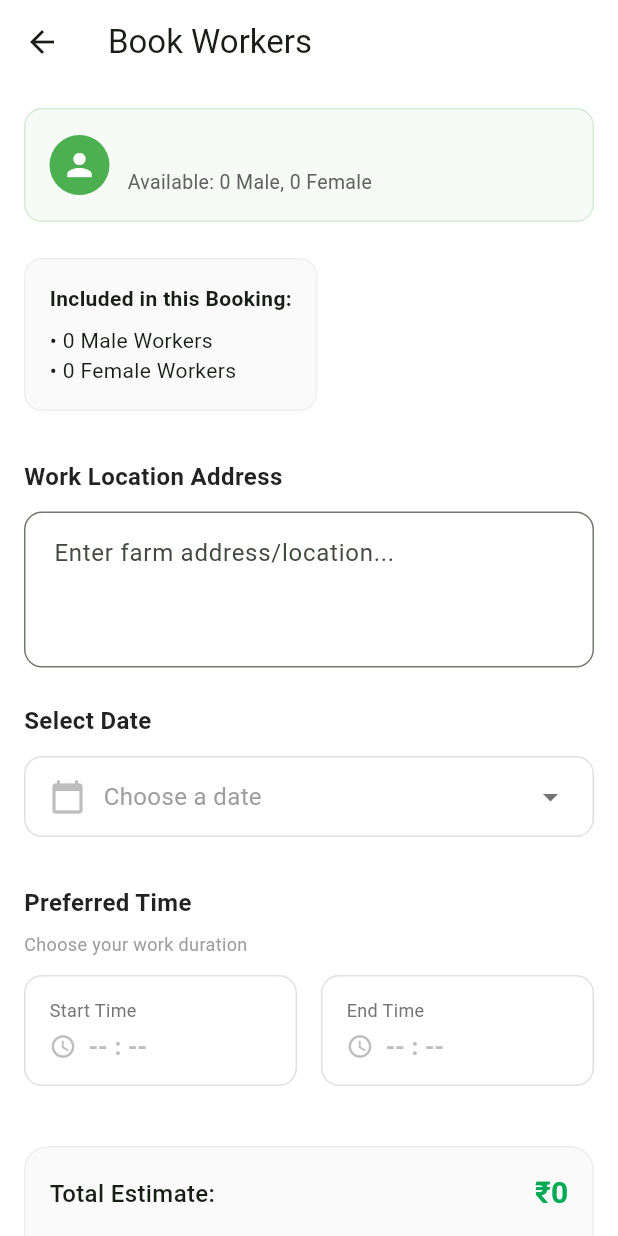
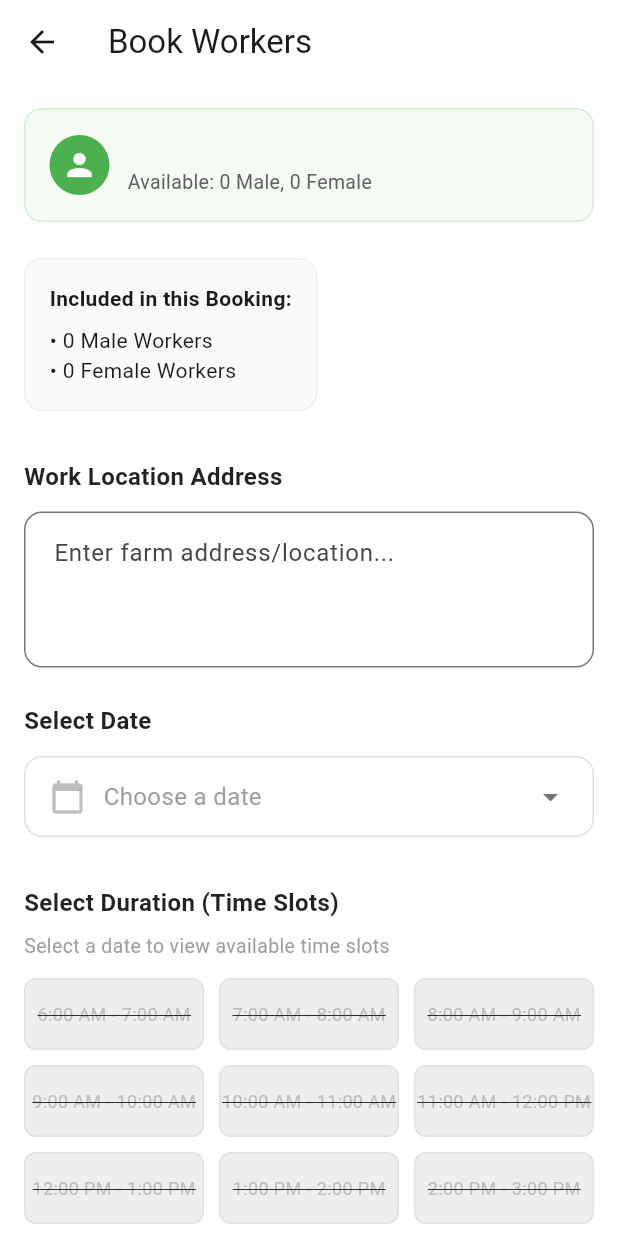
Before and after one commit to TechXplorers1/agri_farms, a Flutter app: the BookWorkersScreen screen opened directly with empty values, on a phone screen of 412 x 824 dp. Run offline on Flutter 3.47's test engine with Material 3 defaults, Android fonts, the phone set to English and light mode, and no system bars; our stand-ins replace firebase_core, firebase_messaging, flutter_local_notifications, image_picker, shared_preferences; accounts and stored records are empty; generated files the repository leaves out were written again.

Commit message:
Fixed farmer time slot issue

```diff
--- a/lib/screens/book_workers_screen.dart
+++ b/lib/screens/book_workers_screen.dart
@@ -5,10 +5,12 @@ import 'booking_confirmation_screen.dart';
 import 'package:shared_preferences/shared_preferences.dart';
 import 'dart:convert';
 import '../models/booking_dto.dart';
+import '../services/api_service.dart';
 
 class BookWorkersScreen extends StatefulWidget {
   final String providerName;
   final String providerId;
+  final String assetId;
   final int maxMale;
   final int maxFemale;
   final int priceMale;
@@ -19,6 +21,7 @@ class BookWorkersScreen extends StatefulWidget {
     super.key,
     required this.providerName,
     required this.providerId,
+    required this.assetId,
     required this.maxMale,
     required this.maxFemale,
     required this.priceMale,
@@ -34,8 +37,12 @@ class _BookWorkersScreenState extends State<BookWorkersScreen> {
   int _maleCount = 0;
   int _femaleCount = 0;
   DateTime? _selectedDate;
-  TimeOfDay? _startTime;
-  TimeOfDay? _endTime;
+  final List<int> _selectedSlots = [];
+  List<dynamic> _existingBookings = [];
+  bool _isLoadingBookings = false;
+  final int _startHour = 6;
+  final int _endHour = 20;
+
   final TextEditingController _addressController = TextEditingController(); // Add controller
 
   @override
@@ -44,6 +51,90 @@ class _BookWorkersScreenState extends State<BookWorkersScreen> {
     _maleCount = widget.maxMale;
     _femaleCount = widget.maxFemale;
     _loadAddress();
+    // No default date, matching assets style
+    _selectedDate = null;
+  }
+
+  String _formatTime(int hour) {
+    if (hour == 0) return '12:00 AM';
+    if (hour == 12) return '12:00 PM';
+    if (hour < 12) return '$hour:00 AM';
+    return '${hour - 12}:00 PM';
+  }
+
+  String _formatTimeRange(int hour) {
+    return '${_formatTime(hour)} - ${_formatTime(hour + 1)}';
+  }
+
+  Future<void> _fetchAssetBookings() async {
+    if (_selectedDate == null) return;
+
+    setState(() => _isLoadingBookings = true);
+    try {
+      final bookings = await ApiService().getAssetBookings(widget.assetId);
+      setState(() {
+        _existingBookings = bookings;
+        _isLoadingBookings = false;
+        _selectedSlots.clear(); // Clear selection when date or data changes
+      });
+    } catch (e) {
+      setState(() => _isLoadingBookings = false);
+      print('Error fetching bookings: $e');
+    }
+  }
+
+  bool _isSlotBlocked(int hour) {
+    if (_selectedDate == null) return true;
+
+    // Check past time if selected date is today
+    final now = DateTime.now();
+    if (_selectedDate!.year == now.year &&
+        _selectedDate!.month == now.month &&
+        _selectedDate!.day == now.day) {
+      if (hour <= now.hour) return true;
+    }
+
+    // Check existing bookings
+    for (var booking in _existingBookings) {
+      if (booking['status'] == 'CANCELLED') continue;
+
+      DateTime start = DateTime.parse(booking['scheduledStartTime']);
+      DateTime end = DateTime.parse(booking['scheduledEndTime']);
+
+      // Check if this hour overlaps with booking
+      // A booking from 9:00 to 11:00 blocks slots 9 and 10.
+      if (_selectedDate!.year == start.year &&
+          _selectedDate!.month == start.month &&
+          _selectedDate!.day == start.day) {
+        if (hour >= start.hour && hour < end.hour) {
+          return true;
+        }
+      }
+    }
+    return false;
+  }
+
+  void _onSlotTap(int hour) {
+    if (_selectedDate == null) {
+      ScaffoldMessenger.of(context).showSnackBar(
+        const SnackBar(content: Text('Please select a date first')),
+      );
+      return;
+    }
+    if (_isSlotBlocked(hour)) {
+       ScaffoldMessenger.of(context).showSnackBar(
+        const SnackBar(content: Text('This slot is already booked')),
+      );
+      return;
+    }
+    setState(() {
+      if (_selectedSlots.contains(hour)) {
+        _selectedSlots.remove(hour);
+      } else {
+        _selectedSlots.add(hour);
+        _selectedSlots.sort();
+      }
+    });
   }
 
   Future<void> _loadAddress() async {
@@ -62,15 +153,18 @@ class _BookWorkersScreenState extends State<BookWorkersScreen> {
   final Map<String, int> _selectedRoleCounts = {};
 
   int get _totalPrice {
+    double hours = _selectedSlots.length.toDouble();
+    if (hours == 0) hours = 1.0; // Default to 1 hour if no slots selected yet for estimate
+
     if (widget.roleDistribution.isNotEmpty) {
       int total = 0;
       _selectedRoleCounts.forEach((role, count) {
          bool isMale = role.toLowerCase().contains('men') && !role.toLowerCase().contains('women');
          total += count * (isMale ? widget.priceMale : widget.priceFemale);
       });
-      return total;
+      return (total * hours).toInt();
     } else {
-      return (_maleCount * widget.priceMale) + (_femaleCount * widget.priceFemale);
+      return (((_maleCount * widget.priceMale) + (_femaleCount * widget.priceFemale)) * hours).toInt();
     }
   }
 
@@ -93,48 +187,19 @@ class _BookWorkersScreenState extends State<BookWorkersScreen> {
         );
       },
     );
-    if (picked != null && picked != _selectedDate) {
+    if (picked != null && (picked.year != _selectedDate?.year || picked.month != _selectedDate?.month || picked.day != _selectedDate?.day)) {
       setState(() {
         _selectedDate = picked;
       });
+      _fetchAssetBookings();
     }
   }
 
-  Future<void> _selectTime(BuildContext context, bool isStartTime) async {
-    final TimeOfDay? picked = await showTimePicker(
-      context: context,
-      initialTime: isStartTime
-          ? const TimeOfDay(hour: 9, minute: 0)
-          : const TimeOfDay(hour: 17, minute: 0),
-      builder: (context, child) {
-        return Theme(
-          data: Theme.of(context).copyWith(
-            colorScheme: const ColorScheme.light(
-              primary: Color(0xFF00AA55),
-              onPrimary: Colors.white,
-              onSurface: Colors.black,
-            ),
-          ),
-          child: child!,
-        );
-      },
-    );
-
-    if (picked != null) {
-      setState(() {
-        if (isStartTime) {
-          _startTime = picked;
-        } else {
-          _endTime = picked;
-        }
-      });
-    }
-  }
 
   void _confirmBooking() async {
     bool hasWorkers = widget.roleDistribution.isNotEmpty ? _selectedRoleCounts.isNotEmpty : (_maleCount > 0 || _femaleCount > 0);
 
-    if (hasWorkers && _startTime != null && _endTime != null && _selectedDate != null && _addressController.text.isNotEmpty) {
+    if (hasWorkers && _selectedSlots.isNotEmpty && _selectedDate != null && _addressController.text.isNotEmpty) {
 
       // Save address
       final prefs = await SharedPreferences.getInstance();
@@ -142,7 +207,13 @@ class _BookWorkersScreenState extends State<BookWorkersScreen> {
 
       final String? userId = prefs.getString('user_id');
 
-      String formattedTime = '${_startTime!.format(context)} - ${_endTime!.format(context)}';
+      // Format duration text
+      String durationText;
+      if (_selectedSlots.length == 1) {
+        durationText = '${_formatTime(_selectedSlots.first)} - ${_formatTime(_selectedSlots.first + 1)}';
+      } else {
+         durationText = '${_selectedSlots.length} Hours (${_formatTime(_selectedSlots.first)} - ${_formatTime(_selectedSlots.last + 1)})';
+      }
 
       String detailsStr = '';
       if (widget.roleDistribution.isNotEmpty) {
@@ -162,16 +233,18 @@ class _BookWorkersScreenState extends State<BookWorkersScreen> {
       final Map<String, dynamic> notesMap = {
         'Provider': widget.providerName,
         'Details': detailsStr,
-        'Time': formattedTime,
+        'Duration': durationText,
+        'Slots': _selectedSlots.map((h) => _formatTime(h)).join(', '),
       };
 
-      DateTime start = DateTime(_selectedDate!.year, _selectedDate!.month, _selectedDate!.day, _startTime!.hour, _startTime!.minute);
-      DateTime end = DateTime(_selectedDate!.year, _selectedDate!.month, _selectedDate!.day, _endTime!.hour, _endTime!.minute);
+      DateTime start = DateTime(_selectedDate!.year, _selectedDate!.month, _selectedDate!.day, _selectedSlots.first, 0);
+      DateTime end = DateTime(_selectedDate!.year, _selectedDate!.month, _selectedDate!.day, _selectedSlots.last + 1, 0);
 
       BookingDTO dto = BookingDTO(
         farmerId: userId,
         providerId: widget.providerId,
-        assetType: 'Workers',
+        assetId: widget.assetId,
+        assetType: 'worker_group',
         bookingDate: DateTime.now(),
         scheduledStartTime: start,
         scheduledEndTime: end,
@@ -207,7 +280,7 @@ class _BookWorkersScreenState extends State<BookWorkersScreen> {
         msg = AppLocalizations.of(context)!.selectAtLeastOneWorker;
       } else if (_addressController.text.isEmpty) msg = 'Please enter work location address';
       else if (_selectedDate == null) msg = AppLocalizations.of(context)!.selectDateError;
-      else if (_startTime == null || _endTime == null) msg = AppLocalizations.of(context)!.selectTimeError;
+      else if (_selectedSlots.isEmpty) msg = 'Please select at least one time slot';
 
       ScaffoldMessenger.of(context).showSnackBar(
         SnackBar(content: Text(msg)),
@@ -346,38 +419,68 @@ class _BookWorkersScreenState extends State<BookWorkersScreen> {
               ),
             ),
             const SizedBox(height: 32),
-
-            // Time Selection
-            Text(
-              AppLocalizations.of(context)!.preferredTime,
+            // Time Selection Slots
+            const Text(
+              'Select Duration (Time Slots)',
               style: TextStyle(fontSize: 16, fontWeight: FontWeight.bold, color: Colors.black87),
             ),
-            const SizedBox(height: 8),
-            Text(
-              AppLocalizations.of(context)!.chooseWorkDuration,
-              style: TextStyle(fontSize: 12, color: Colors.grey[500]),
+            if (_selectedDate == null)
+              Padding(
+                padding: const EdgeInsets.only(top: 8.0),
+                child: Text('Select a date to view available time slots', style: TextStyle(color: Colors.grey[500], fontSize: 13)),
               ),
             const SizedBox(height: 12),
-            Row(
-              children: [
-                Expanded(
-                  child: _buildTimePicker(
-                    context: context,
-                    label: AppLocalizations.of(context)!.startTime,
-                    time: _startTime,
-                    onTap: () => _selectTime(context, true)
+
+            if (_isLoadingBookings)
+              const Center(child: Padding(
+                padding: EdgeInsets.all(20.0),
+                child: CircularProgressIndicator(color: Color(0xFF00AA55)),
+              ))
+            else
+              GridView.builder(
+                shrinkWrap: true,
+                physics: const NeverScrollableScrollPhysics(),
+                gridDelegate: const SliverGridDelegateWithFixedCrossAxisCount(
+                  crossAxisCount: 3,
+                  childAspectRatio: 2.5,
+                  crossAxisSpacing: 10,
+                  mainAxisSpacing: 10,
+                ),
+                itemCount: _endHour - _startHour,
+                itemBuilder: (context, index) {
+                  final hour = _startHour + index;
+                  final isBlocked = _isSlotBlocked(hour);
+                  final isSelected = _selectedSlots.contains(hour);
+
+                  return GestureDetector(
+                    onTap: () => _onSlotTap(hour),
+                    child: Container(
+                      decoration: BoxDecoration(
+                        color: isBlocked
+                            ? Colors.grey[200]
+                            : isSelected ? const Color(0xFF00AA55) : Colors.white,
+                        borderRadius: BorderRadius.circular(8),
+                        border: Border.all(
+                          color: isBlocked
+                              ? Colors.grey[300]!
+                              : isSelected ? const Color(0xFF00AA55) : Colors.grey[300]!,
                         ),
                       ),
-                const SizedBox(width: 16),
-                Expanded(
-                   child: _buildTimePicker(
-                    context: context,
-                    label: AppLocalizations.of(context)!.endTime,
-                    time: _endTime,
-                    onTap: () => _selectTime(context, false)
+                      alignment: Alignment.center,
+                      child: Text(
+                        _formatTimeRange(hour),
+                        style: TextStyle(
+                          color: isBlocked
+                              ? Colors.grey[400]
+                              : isSelected ? Colors.white : Colors.black87,
+                          fontWeight: isSelected ? FontWeight.bold : FontWeight.normal,
+                          fontSize: 12,
+                          decoration: isBlocked ? TextDecoration.lineThrough : null,
                         ),
                       ),
-              ],
+                    ),
+                  );
+                },
               ),
 
             const SizedBox(height: 40),
@@ -429,45 +532,6 @@ class _BookWorkersScreenState extends State<BookWorkersScreen> {
     );
   }
 
-  Widget _buildTimePicker({
-    required BuildContext context,
-    required String label,
-    required TimeOfDay? time,
-    required VoidCallback onTap
-  }) {
-    return GestureDetector(
-      onTap: onTap,
-      child: Container(
-        padding: const EdgeInsets.symmetric(horizontal: 16, vertical: 14),
-        decoration: BoxDecoration(
-          color: Colors.white,
-          border: Border.all(color: Colors.grey[300]!),
-          borderRadius: BorderRadius.circular(12),
-        ),
-        child: Column(
-          crossAxisAlignment: CrossAxisAlignment.start,
-          children: [
-            Text(label, style: TextStyle(fontSize: 12, color: Colors.grey[600])),
-            const SizedBox(height: 4),
-            Row(
-              children: [
-                Icon(Icons.access_time, size: 18, color: time == null ? Colors.grey[400] : const Color(0xFF00AA55)),
-                const SizedBox(width: 8),
-                Text(
-                  time == null ? '-- : --' : time.format(context),
-                  style: TextStyle(
-                    fontSize: 16,
-                    fontWeight: FontWeight.w600,
-                    color: time == null ? Colors.grey[400] : Colors.black87,
-                  ),
-                ),
-              ],
-            ),
-          ],
-        ),
-      ),
-    );
-  }
 
    // Removed _buildCounter and _buildIconButton as they were only used for multi-asset booking
 
--- a/lib/screens/service_providers_screen.dart
+++ b/lib/screens/service_providers_screen.dart
@@ -511,6 +511,7 @@ class _ServiceProvidersScreenState extends State<ServiceProvidersScreen> {
                    Navigator.push(context, MaterialPageRoute(builder: (context) => BookWorkersScreen(
                      providerName: provider.name,
                      providerId: actualProviderId,
+                     assetId: provider.id,
                      maxMale: provider.maleCount,
                      maxFemale: provider.femaleCount,
                      priceMale: provider.malePrice,
```
Lines whose indentation alone changed are shown as unchanged.
